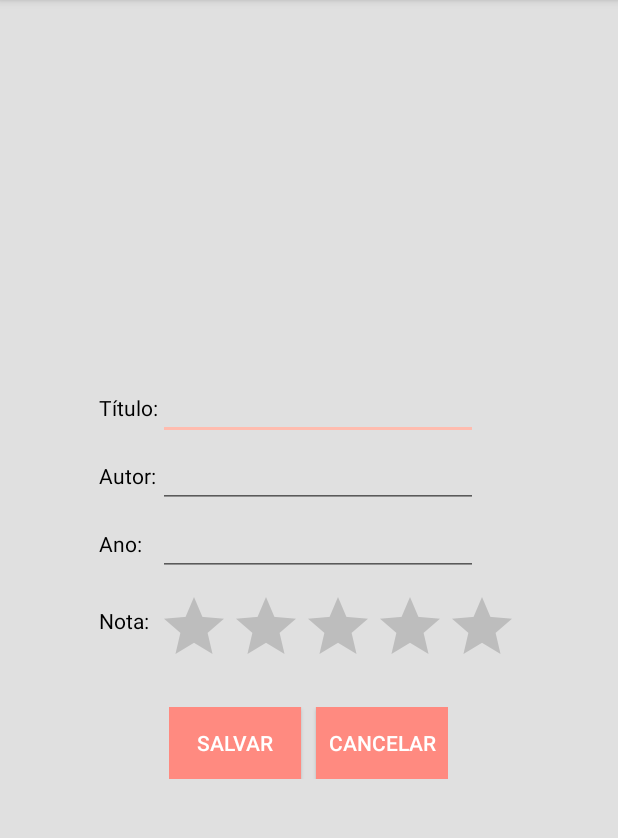
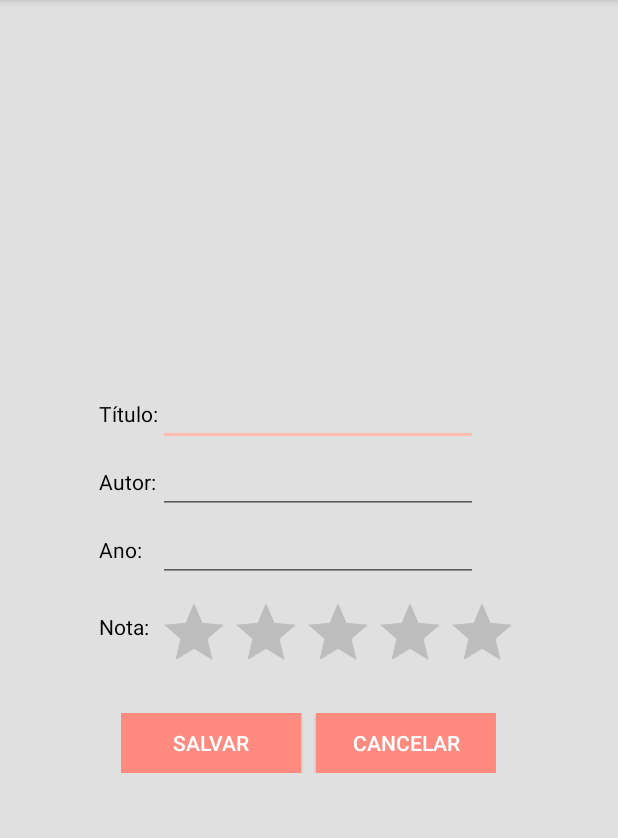
Before and after one commit to BiaChacon/MeusLivros, an Android app: the CadastrarLivrosActivity screen opened directly, with no data from a screen before it, on a phone screen of 412 x 824 dp, the part 84-922 px from its top. Run offline under Robolectric (Android 15) with nearby library versions, the phone set to English and light mode, and no system bars; our stand-ins replace Room's generated code.

Commit message:
ajustes telas

```diff
--- a/app/src/main/res/layout/activity_cadastrar_livros.xml
+++ b/app/src/main/res/layout/activity_cadastrar_livros.xml
@@ -93,20 +93,20 @@
 
         <Button
             android:id="@+id/salvarBt"
-            android:layout_width="wrap_content"
-            android:layout_height="wrap_content"
+            android:layout_width="120sp"
+            android:layout_height="40sp"
+            android:layout_marginRight="10sp"
+            android:background="@color/colorPrimary"
             android:text="@string/salvar"
-            android:background="@color/colorPrimary"
-            android:textColor="@color/branco"
-            android:layout_marginRight="10sp"/>
+            android:textColor="@color/branco" />
 
         <Button
             android:id="@+id/cancelarBt"
-            android:layout_width="wrap_content"
-            android:layout_height="wrap_content"
+            android:layout_width="120sp"
+            android:layout_height="40sp"
+            android:background="@color/colorPrimary"
             android:text="@string/cancelar"
-            android:background="@color/colorPrimary"
-            android:textColor="@color/branco"/>
+            android:textColor="@color/branco" />
     </LinearLayout>
 
 
--- a/app/src/main/res/values/strings.xml
+++ b/app/src/main/res/values/strings.xml
@@ -14,4 +14,6 @@
     <string name="nenhum_livro_cadastrado">Nenhum Livro Cadastrado</string>
     <string name="buscar">BUSCAR</string>
     <string name="deletar">DELETAR</string>
+    <string name="proximo">PRÓXIMO</string>
+    <string name="anterior">ANTERIOR</string>
 </resources>
```
Also changed, not shown: app/src/main/res/layout/activity_deletar_livros.xml (+8 -6 lines), app/src/main/res/layout/activity_listar_livros.xml (+4 -4 lines), 1 other file.
